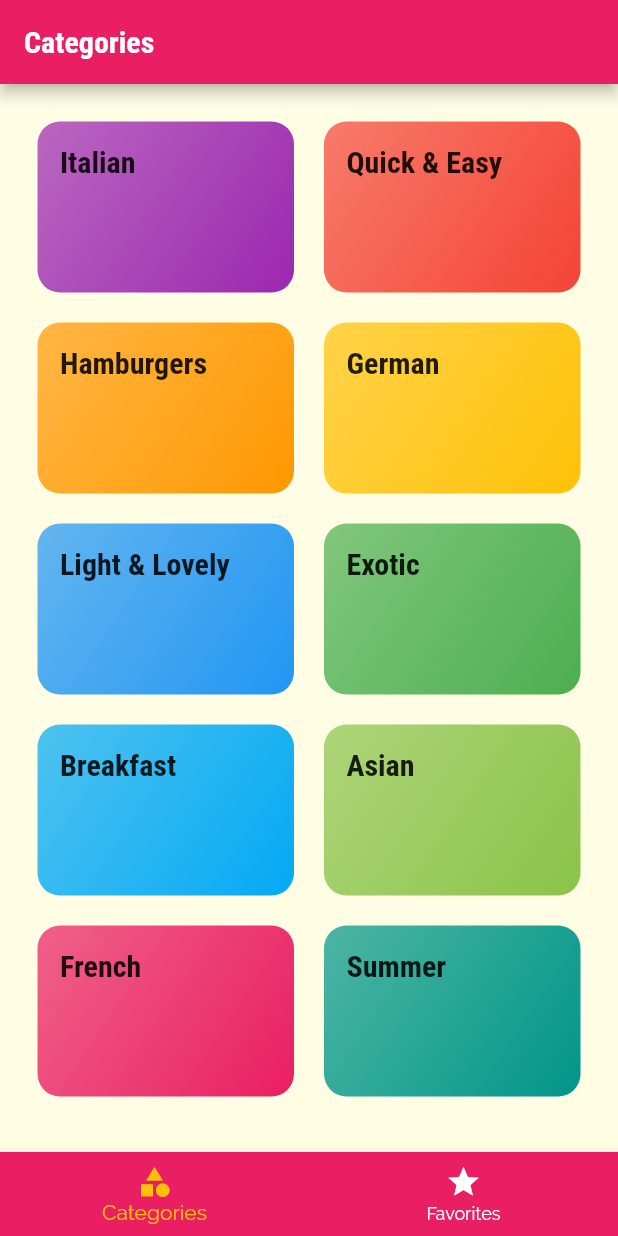
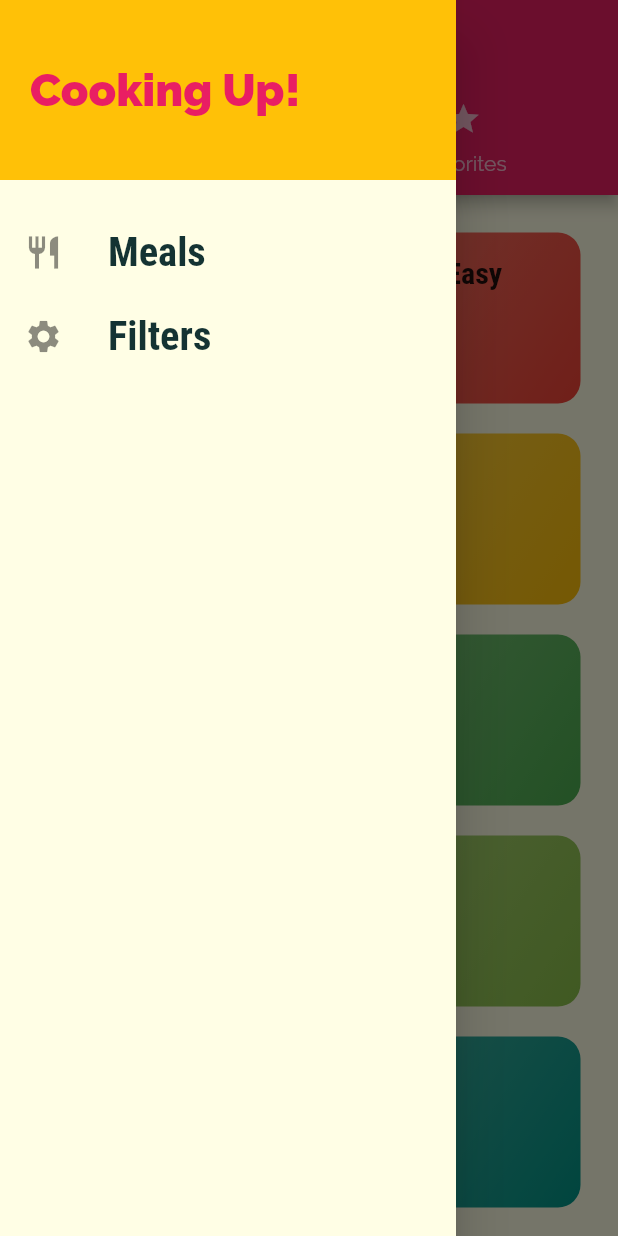
Before and after one commit to rkhaskin/menu_app, a Flutter app: the screen it shows after launch, with the side drawer open (before the commit the screen has no drawer), on a phone screen of 412 x 824 dp. Run offline on Flutter 3.47's test engine with Material 2 defaults, Android fonts, the phone set to English and light mode, and no system bars.

Commit message:
added navigation

```diff
--- a/lib/main.dart
+++ b/lib/main.dart
@@ -1,4 +1,6 @@
 import 'package:flutter/material.dart';
+import '../screens/filters_screen.dart';
+import '../screens/tabs_screen_top.dart';
 import '../screens/meal_details_screen.dart';
 import '../screens/tabs_screen_bottom.dart';
 import '../screens/category_meals_screen.dart';
@@ -44,11 +46,12 @@ class MyApp extends StatelessWidget {
         colorScheme: ColorScheme.fromSwatch(primarySwatch: Colors.pink)
             .copyWith(secondary: Colors.amber),
       ),
-      home: const TabsScreenBottom(),
+      home: const TabsScreenTop(),
       routes: {
         CategoryMealsScreen.routeCategoryMeals: (ctx) =>
             const CategoryMealsScreen(),
         MealDetailScreen.routeName: (ctx) => const MealDetailScreen(),
+        FiltersScreen.routeName: (ctx) => const FiltersScreen(),
       },
       // onGenerateRoute: (settings) {
       //   print(settings.arguments);
--- /dev/null
+++ b/lib/screens/filters_screen.dart
@@ -0,0 +1,18 @@
+import 'package:flutter/material.dart';
+import '../screens/main_drawer.dart';
+
+class FiltersScreen extends StatelessWidget {
+  static const routeName = '/filters';
+
+  const FiltersScreen({Key? key}) : super(key: key);
+
+  @override
+  Widget build(BuildContext context) {
+    return Scaffold(
+      appBar: AppBar(
+        title: const Text('My Filters'),
+      ),
+      drawer: const MainDrawer(),
+    );
+  }
+}
--- /dev/null
+++ b/lib/screens/main_drawer.dart
@@ -0,0 +1,57 @@
+import 'package:flutter/material.dart';
+import 'package:menu_app/screens/filters_screen.dart';
+
+class MainDrawer extends StatelessWidget {
+  const MainDrawer({Key? key}) : super(key: key);
+
+  Widget buildListTile(String title, IconData icon, VoidCallback navHandler) {
+    return ListTile(
+      onTap: navHandler,
+      leading: Icon(
+        icon,
+        size: 26,
+      ),
+      title: Text(title,
+          style: const TextStyle(
+            fontFamily: 'RobotoCondensed',
+            fontSize: 27,
+            fontWeight: FontWeight.w700,
+          )),
+    );
+  }
+
+  @override
+  Widget build(BuildContext context) {
+    return Drawer(
+      child: Column(
+        children: [
+          Container(
+            height: 120,
+            width: double.infinity,
+            padding: const EdgeInsets.all(20),
+            alignment: Alignment.centerLeft,
+            color: Theme.of(context).colorScheme.secondary,
+            child: Text(
+              'Cooking Up!',
+              style: TextStyle(
+                fontWeight: FontWeight.w900,
+                fontSize: 30,
+                backgroundColor: Theme.of(context).colorScheme.secondary,
+                color: Theme.of(context).colorScheme.primary,
+              ),
+            ),
+          ),
+          const SizedBox(
+            height: 20,
+          ),
+          buildListTile('Meals', Icons.restaurant, () {
+            Navigator.of(context).pushReplacementNamed('/');
+          }),
+          buildListTile('Filters', Icons.settings, () {
+            Navigator.of(context).pushReplacementNamed(FiltersScreen.routeName);
+          }),
+        ],
+      ),
+    );
+  }
+}
--- a/lib/screens/tabs_screen_bottom.dart
+++ b/lib/screens/tabs_screen_bottom.dart
@@ -1,4 +1,5 @@
 import 'package:flutter/material.dart';
+import './main_drawer.dart';
 import './categories_screen.dart';
 import './favorites_screen.dart';
 
@@ -31,6 +32,7 @@ class _TabsScreenBottomState extends State<TabsScreenBottom> {
   @override
   Widget build(BuildContext context) {
     return Scaffold(
+      drawer: const MainDrawer(),
       appBar: AppBar(title: _pages[_selectedTabIndex]['title'] as Widget),
       body: _pages[_selectedTabIndex]['page'] as Widget,
       bottomNavigationBar: BottomNavigationBar(
--- a/lib/screens/tabs_screen_top.dart
+++ b/lib/screens/tabs_screen_top.dart
@@ -1,6 +1,7 @@
 import 'package:flutter/material.dart';
 import './categories_screen.dart';
 import './favorites_screen.dart';
+import './main_drawer.dart';
 
 class TabsScreenTop extends StatefulWidget {
   const TabsScreenTop({Key? key}) : super(key: key);
@@ -16,6 +17,7 @@ class _TabsScreenTopState extends State<TabsScreenTop> {
         length: 2,
         initialIndex: 0,
         child: Scaffold(
+          drawer: const MainDrawer(),
           appBar: AppBar(
             title: const Text('Meals'),
             bottom: const TabBar(
```
